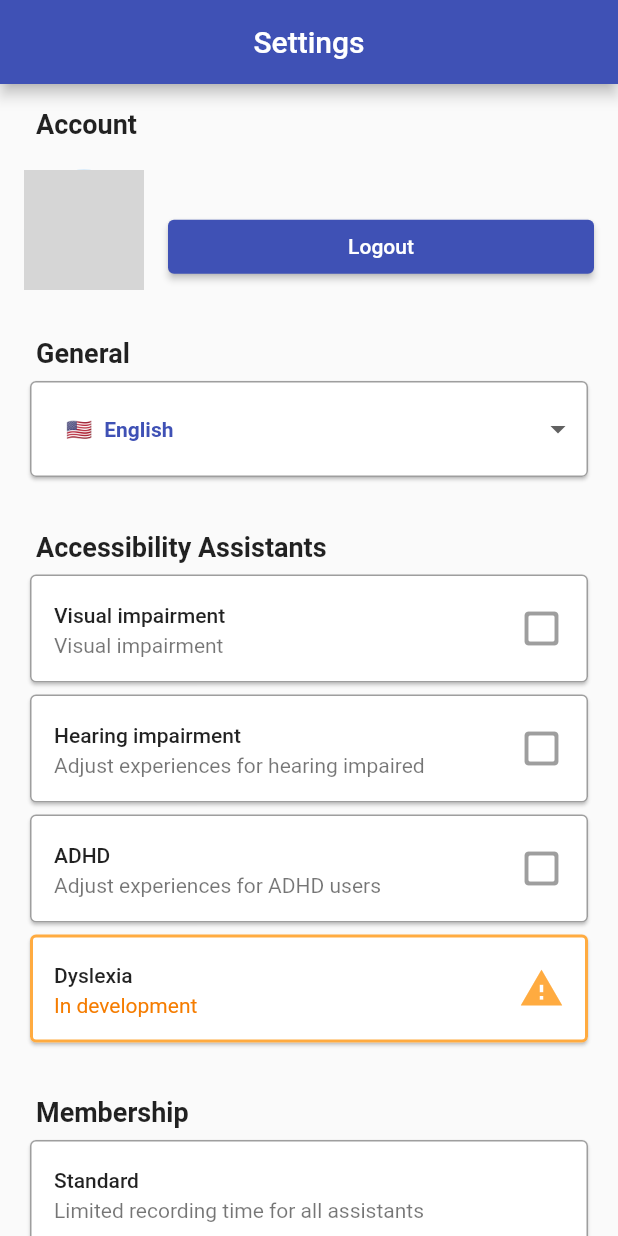
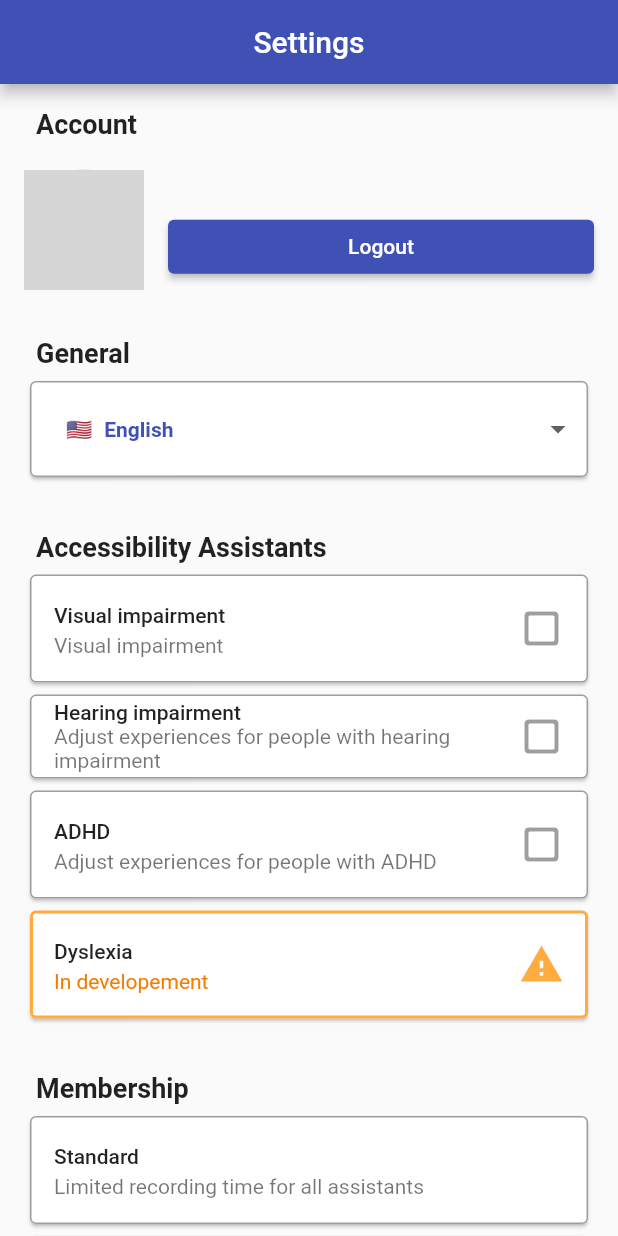
Before and after one commit to BangMach/kintusgi, a Flutter app: the SettingsScreen screen opened directly, on a phone screen of 412 x 824 dp. Run offline on Flutter 3.47's test engine with Material 2 defaults, Android fonts, the phone set to English and light mode, and no system bars; our stand-ins replace avatar_glow, cloud_firestore, firebase_auth, firebase_core, flip_card, permission_handler; missing offline and left inert: flutter_audio_recorder2, flutter_speech, speech_recognition; accounts and stored records are empty; generated files the repository leaves out were written again; network calls fail; grey boxes are pictures that could not be loaded.

Commit message:
change all languages in settings

```diff
--- a/lib/screens/settings/settings_screen.dart
+++ b/lib/screens/settings/settings_screen.dart
@@ -239,7 +239,7 @@ class _SettingsScreenState extends State<SettingsScreen> {
                           style: Theme.of(context).textTheme.button,
                         ),
                         subtitle: Text(
-                          'Adjust experiences for hearing impaired',
+                          AppLocalizations.of(context).hearingImpairmentDes,
                         ),
                         trailing: accessibilityModes
                                 .contains(AccessibilityMode.HEARING)
@@ -280,7 +280,7 @@ class _SettingsScreenState extends State<SettingsScreen> {
                           AppLocalizations.of(context).adhd,
                           style: Theme.of(context).textTheme.button,
                         ),
-                        subtitle: Text('Adjust experiences for ADHD users'),
+                        subtitle: Text(AppLocalizations.of(context).adhdDes),
                         trailing:
                             accessibilityModes.contains(AccessibilityMode.ADHD)
                                 ? Icon(
@@ -317,11 +317,11 @@ class _SettingsScreenState extends State<SettingsScreen> {
                       ),
                       child: ListTile(
                         title: Text(
-                          'Dyslexia',
+                          AppLocalizations.of(context).dyslexia,
                           style: Theme.of(context).textTheme.button,
                         ),
                         subtitle: Text(
-                          'In development',
+                          AppLocalizations.of(context).dyslexiaDes,
                           style: TextStyle(
                             color: Colors.orange[700],
                           ),
@@ -338,7 +338,7 @@ class _SettingsScreenState extends State<SettingsScreen> {
               ),
               SizedBox(height: 16),
               SettingsGroup(
-                title: 'Membership',
+                title: AppLocalizations.of(context).membership,
                 children: [
                   Card(
                     shape: RoundedRectangleBorder(
```
